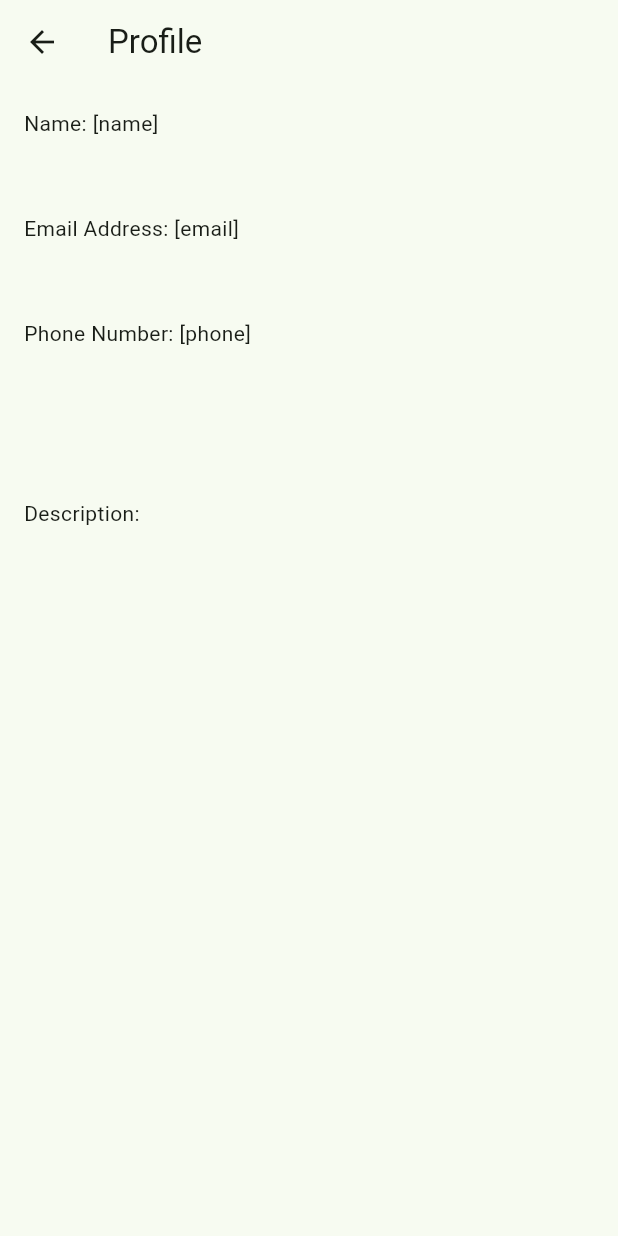
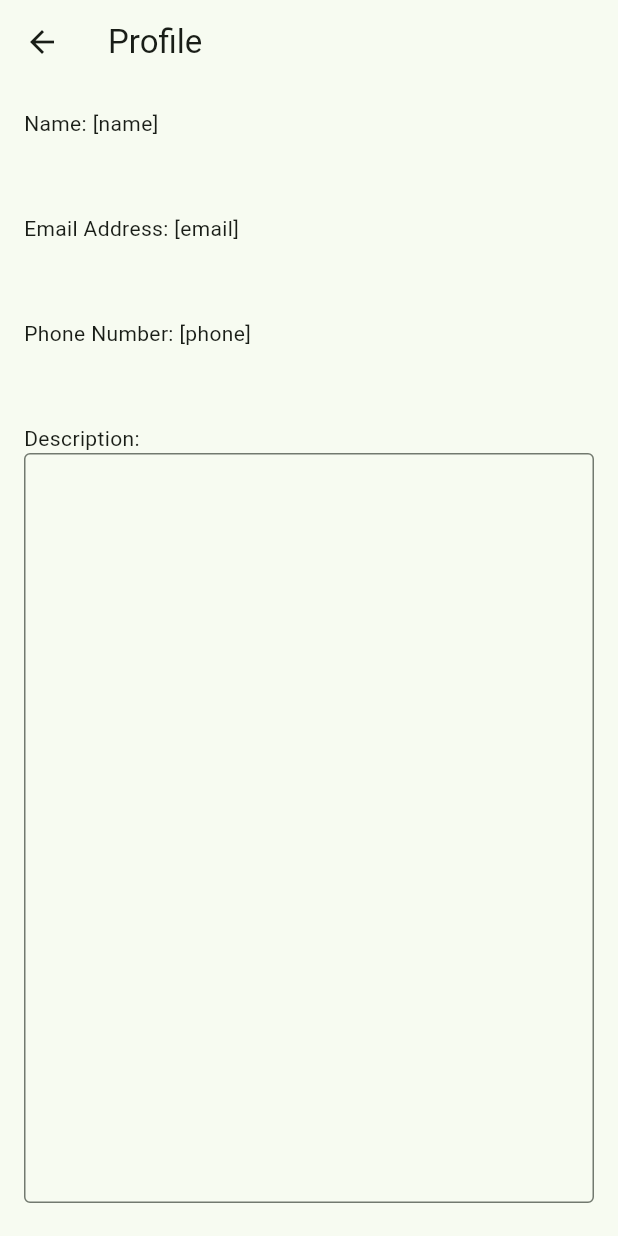
Before and after one commit to jyarala01/sub_app, a Flutter app: the ProfileView screen opened by its route, on a phone screen of 412 x 824 dp. Run offline on Flutter 3.47's test engine with Material 3 defaults, Android fonts, the phone set to English and light mode, and no system bars; our stand-ins replace file_picker.

Commit message:
Spacing decoration, spacing documents

```diff
--- a/lib/main.dart
+++ b/lib/main.dart
@@ -72,7 +72,6 @@ class SignUpView extends StatelessWidget {
   }
 }
 
-
 class MoreInfoView extends StatefulWidget {
   @override
   _MoreInfoViewState createState() => _MoreInfoViewState();
@@ -104,9 +103,7 @@ class _MoreInfoViewState extends State<MoreInfoView> {
   }
 
   void submitDocuments() {
-    if (highSchoolCertificatePath == null ||
-        backgroundCheckPath == null ||
-        driversLicensePath == null) {
+    if (highSchoolCertificatePath == null || backgroundCheckPath == null || driversLicensePath == null) {
       ScaffoldMessenger.of(context).showSnackBar(
         SnackBar(content: Text('Please upload all required documents.')),
       );
@@ -139,26 +136,22 @@ class _MoreInfoViewState extends State<MoreInfoView> {
               'Congratulations!\n\nYou have successfully made an account with Ember.\nBut we still need some additional information:',
               textAlign: TextAlign.center,
             ),
-            SizedBox(height: 20),
+            SizedBox(height: 35),
             FilledButton(
               onPressed: () => pickFile('HighSchoolCertificate'),
-              child: Text(highSchoolCertificatePath == null
-                  ? 'Upload High School Certificate'
-                  : 'Uploaded: ${highSchoolCertificatePath!.split('/').last}'),
+              child: Text(highSchoolCertificatePath == null ? 'Upload High School Certificate' : 'Uploaded: ${highSchoolCertificatePath!.split('/').last}'),
             ),
+            SizedBox(height: 35),
             FilledButton(
               onPressed: () => pickFile('BackgroundCheck'),
-              child: Text(backgroundCheckPath == null
-                  ? 'Upload Background Check'
-                  : 'Uploaded: ${backgroundCheckPath!.split('/').last}'),
+              child: Text(backgroundCheckPath == null ? 'Upload Background Check' : 'Uploaded: ${backgroundCheckPath!.split('/').last}'),
             ),
+            SizedBox(height: 35),
             FilledButton(
               onPressed: () => pickFile('DriversLicense'),
-              child: Text(driversLicensePath == null
-                  ? 'Upload Driver\'s License'
-                  : 'Uploaded: ${driversLicensePath!.split('/').last}'),
+              child: Text(driversLicensePath == null ? 'Upload Driver\'s License' : 'Uploaded: ${driversLicensePath!.split('/').last}'),
             ),
-            SizedBox(height: 20),
+            SizedBox(height: 80),
             FilledButton(
               onPressed: submitDocuments,
               child: Text('Submit Documents'),
@@ -174,13 +167,13 @@ class ThankYouView extends StatelessWidget {
   @override
   Widget build(BuildContext context) {
     return Scaffold(
-      appBar: AppBar(title: Text('Thank You')),
+      appBar: AppBar(title: Text('Thank You!')),
       body: Center(
         child: Column(
           mainAxisAlignment: MainAxisAlignment.center,
           children: [
             Text(
-              'Thank you!\n\nYour files have been submitted successfully.\nWe will review the documents and email you shortly.',
+              '\n\nYour files have been submitted successfully.\nWe will review the documents and email you shortly.',
               textAlign: TextAlign.center,
             ),
             SizedBox(height: 20),
@@ -311,8 +304,18 @@ class ProfileView extends StatelessWidget {
             Text('Email Address: [email]'),
             SizedBox(height: 50.0),
             Text('Phone Number: [phone]'),
-            SizedBox(height: 100.0),
+            SizedBox(height: 50.0),
             Text('Description:'),
+            const SizedBox(
+                width: 1000.0,
+                height: 500.0,
+                child: TextField(
+                  maxLines: null,
+                  expands: true,
+                  textAlignVertical: TextAlignVertical.top,
+                  keyboardType: TextInputType.multiline,
+                  decoration: InputDecoration(border: OutlineInputBorder()),
+                )),
           ],
         ),
       ),
```
Also changed, not shown: main_test.dart (+71 -0 lines), 12 other files.
